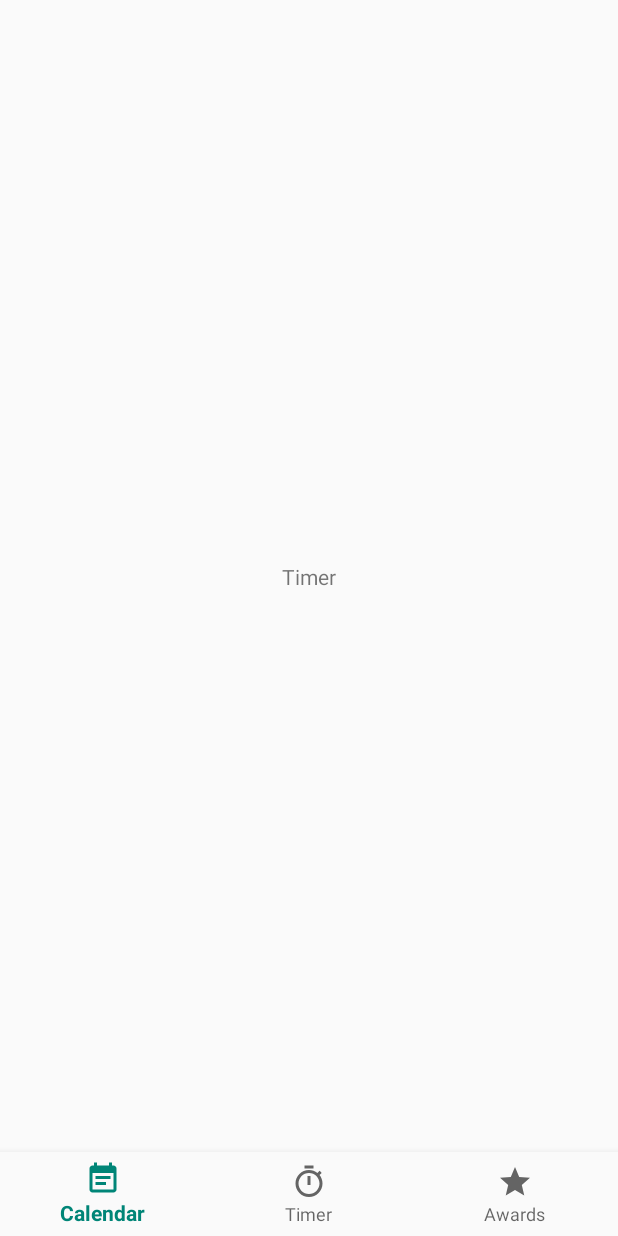
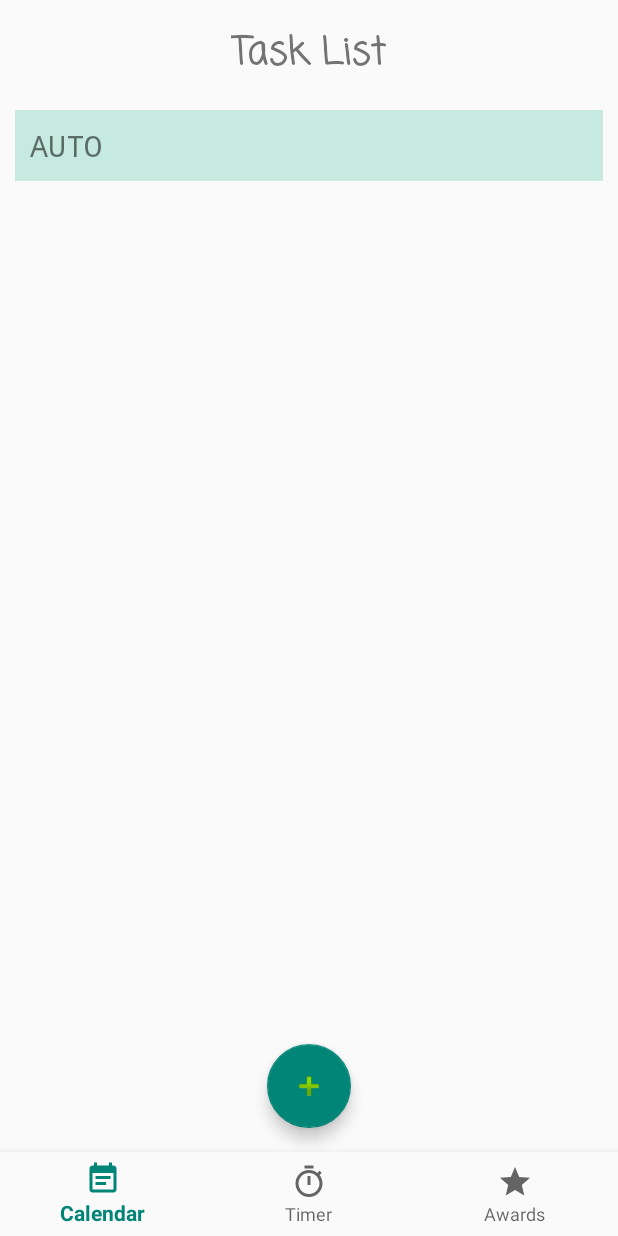
Before and after one commit to hyeonjjung/LeeHyoLee, an Android app: the fragment Timer placed in its activity, on a phone screen of 412 x 824 dp. Run offline under Robolectric (Android 15) with nearby library versions, the phone set to English and light mode, and no system bars.

Commit message:
add auto task in task list

```diff
--- a/app/src/main/AndroidManifest.xml
+++ b/app/src/main/AndroidManifest.xml
@@ -18,6 +18,7 @@
                 <category android:name="android.intent.category.LAUNCHER" />
             </intent-filter>
         </activity>
+        <activity android:name=".TimerActivity"></activity>
     </application>
 
 </manifest>
--- /dev/null
+++ b/app/src/main/java/com/project/hci/ajou/leehyolee/Task.java
@@ -0,0 +1,12 @@
+package com.project.hci.ajou.leehyolee;
+
+public class Task {
+    private String name;
+
+    public String getName() {
+        return name;
+    }
+    public Task(String name) {
+        this.name = name;
+    }
+}
--- a/app/src/main/java/com/project/hci/ajou/leehyolee/Timer.java
+++ b/app/src/main/java/com/project/hci/ajou/leehyolee/Timer.java
@@ -1,17 +1,41 @@
 package com.project.hci.ajou.leehyolee;
 
+import android.content.Intent;
 import android.os.Bundle;
 import android.support.v4.app.Fragment;
 import android.view.LayoutInflater;
 import android.view.View;
 import android.view.ViewGroup;
+import android.widget.Adapter;
+import android.widget.AdapterView;
+import android.widget.ArrayAdapter;
+import android.widget.ListView;
+
+import java.util.ArrayList;
 
 public class Timer extends Fragment {
     public static Timer newInstance() {
         return new Timer();
     }
+
     @Override
-    public View onCreateView(LayoutInflater inflater, ViewGroup container, Bundle savedInstanceState) {
-        return inflater.inflate(R.layout.fragment_timer, container, false);
+    public View onCreateView(final LayoutInflater inflater, ViewGroup container, Bundle savedInstanceState) {
+        View view = inflater.inflate(R.layout.fragment_timer, container, false);
+        ListView listView = (ListView) view.findViewById(R.id.taskListView);
+        ArrayList<Task> arrayList = new ArrayList<>();
+        Task autoTask = new Task("AUTO");
+        arrayList.add(autoTask);
+
+        taskListViewAdapter adapter = new taskListViewAdapter(this.getContext(), R.layout.task, arrayList);
+        listView.setAdapter(adapter);
+
+        listView.setOnItemClickListener(new AdapterView.OnItemClickListener() {
+            @Override
+            public void onItemClick(AdapterView<?> parent, View view, int position, long id) {
+                Intent intent = new Intent(inflater.getContext(), TimerActivity.class);
+                startActivity(intent);
+            }
+        });
+        return view;
     }
 }
--- /dev/null
+++ b/app/src/main/java/com/project/hci/ajou/leehyolee/TimerActivity.java
@@ -0,0 +1,13 @@
+package com.project.hci.ajou.leehyolee;
+
+import android.support.v7.app.AppCompatActivity;
+import android.os.Bundle;
+
+public class TimerActivity extends AppCompatActivity {
+
+    @Override
+    protected void onCreate(Bundle savedInstanceState) {
+        super.onCreate(savedInstanceState);
+        setContentView(R.layout.activity_timer);
+    }
+}
--- /dev/null
+++ b/app/src/main/java/com/project/hci/ajou/leehyolee/taskListViewAdapter.java
@@ -0,0 +1,50 @@
+package com.project.hci.ajou.leehyolee;
+
+import android.content.Context;
+import android.view.LayoutInflater;
+import android.view.View;
+import android.view.ViewGroup;
+import android.widget.BaseAdapter;
+import android.widget.TextView;
+
+import java.util.ArrayList;
+import java.util.ConcurrentModificationException;
+
+public class taskListViewAdapter extends BaseAdapter {
+    private LayoutInflater inflater;
+    private ArrayList<Task> arrayList;
+    private int layout;
+
+    public taskListViewAdapter(Context context, int layout, ArrayList<Task> arrayList) {
+        this.inflater = (LayoutInflater)context.getSystemService(Context.LAYOUT_INFLATER_SERVICE);
+        this.arrayList = arrayList;
+        this.layout = layout;
+    }
+    @Override
+    public int getCount() {
+        return arrayList.size();
+    }
+
+    @Override
+    public Object getItem(int position) {
+        return arrayList.get(position);
+    }
+
+    @Override
+    public long getItemId(int position) {
+        return position;
+    }
+
+    @Override
+    public View getView(int position, View convertView, ViewGroup parent) {
+        if(convertView == null) {
+            convertView = inflater.inflate(layout, parent, false);
+        }
+        Task task = arrayList.get(position);
+
+        TextView name = (TextView)convertView.findViewById(R.id.taskNameText);
+        name.setText(task.getName());
+
+        return convertView;
+    }
+}
--- /dev/null
+++ b/app/src/main/res/layout/activity_timer.xml
@@ -0,0 +1,9 @@
+<?xml version="1.0" encoding="utf-8"?>
+<android.support.constraint.ConstraintLayout xmlns:android="http://schemas.android.com/apk/res/android"
+    xmlns:app="http://schemas.android.com/apk/res-auto"
+    xmlns:tools="http://schemas.android.com/tools"
+    android:layout_width="match_parent"
+    android:layout_height="match_parent"
+    tools:context=".TimerActivity">
+
+</android.support.constraint.ConstraintLayout>
--- a/app/src/main/res/layout/fragment_timer.xml
+++ b/app/src/main/res/layout/fragment_timer.xml
@@ -6,17 +6,43 @@
     android:layout_width="match_parent"
     android:layout_height="match_parent">
 
+    <ListView
+        android:id="@+id/taskListView"
+        android:layout_width="match_parent"
+        android:layout_height="0dp"
+        android:layout_marginTop="8dp"
+        app:layout_constraintTop_toBottomOf="@+id/textView2"
+        tools:layout_editor_absoluteX="0dp" />
+
+    <android.support.design.widget.FloatingActionButton
+        android:id="@+id/floatingActionButton4"
+        android:layout_width="wrap_content"
+        android:layout_height="wrap_content"
+        android:layout_marginStart="8dp"
+        android:layout_marginEnd="8dp"
+        android:layout_marginBottom="16dp"
+        android:clickable="true"
+        app:backgroundTint="@color/colorPrimary"
+        app:fabSize="normal"
+        app:layout_constraintBottom_toBottomOf="parent"
+        app:layout_constraintEnd_toEndOf="parent"
+        app:layout_constraintStart_toStartOf="parent"
+        app:srcCompat="@android:drawable/ic_input_add" />
+
     <TextView
         android:id="@+id/textView2"
         android:layout_width="wrap_content"
         android:layout_height="wrap_content"
         android:layout_marginStart="8dp"
-        android:layout_marginTop="8dp"
+        android:layout_marginTop="16dp"
         android:layout_marginEnd="8dp"
-        android:layout_marginBottom="8dp"
-        android:text="Timer"
-        app:layout_constraintBottom_toBottomOf="parent"
+        android:accessibilityHeading="false"
+        android:fontFamily="casual"
+        android:text="Task List"
+        android:textSize="25dp"
+        android:textStyle="bold"
         app:layout_constraintEnd_toEndOf="parent"
         app:layout_constraintStart_toStartOf="parent"
         app:layout_constraintTop_toTopOf="parent" />
+
 </android.support.constraint.ConstraintLayout>
--- /dev/null
+++ b/app/src/main/res/layout/task.xml
@@ -0,0 +1,17 @@
+<?xml version="1.0" encoding="utf-8"?>
+<LinearLayout xmlns:android="http://schemas.android.com/apk/res/android"
+    android:layout_width="match_parent"
+    android:layout_height="match_parent">
+
+    <TextView
+        android:id="@+id/taskNameText"
+        android:layout_width="wrap_content"
+        android:layout_height="wrap_content"
+        android:layout_margin="10dp"
+        android:layout_weight="1"
+        android:background="@color/taskColor"
+        android:fontFamily="monospace"
+        android:padding="10dp"
+        android:text="TextView"
+        android:textSize="20dp" />
+</LinearLayout>
--- a/app/src/main/res/values/colors.xml
+++ b/app/src/main/res/values/colors.xml
@@ -3,4 +3,5 @@
     <color name="colorPrimary">#008577</color>
     <color name="colorPrimaryDark">#00574B</color>
     <color name="colorAccent">#D81B60</color>
+    <color name="taskColor">#C6EADF</color>
 </resources>
```
Also changed, not shown: app/src/main/java/com/project/hci/ajou/leehyolee/MainActivity.java (+9 -3 lines).
